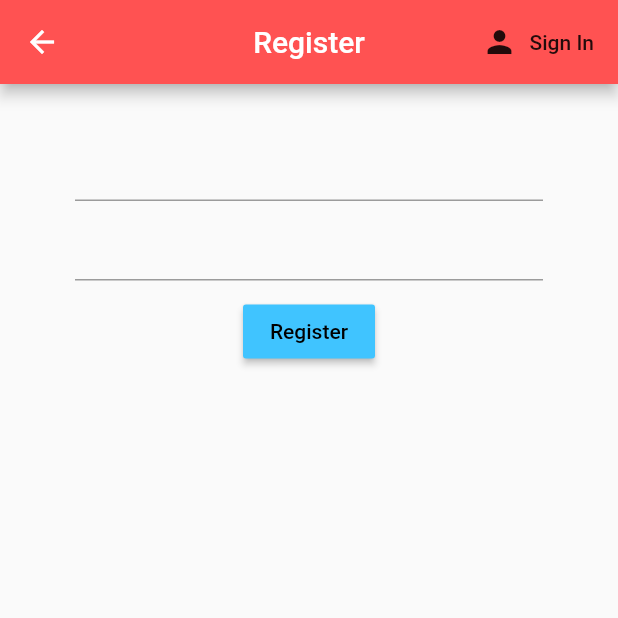
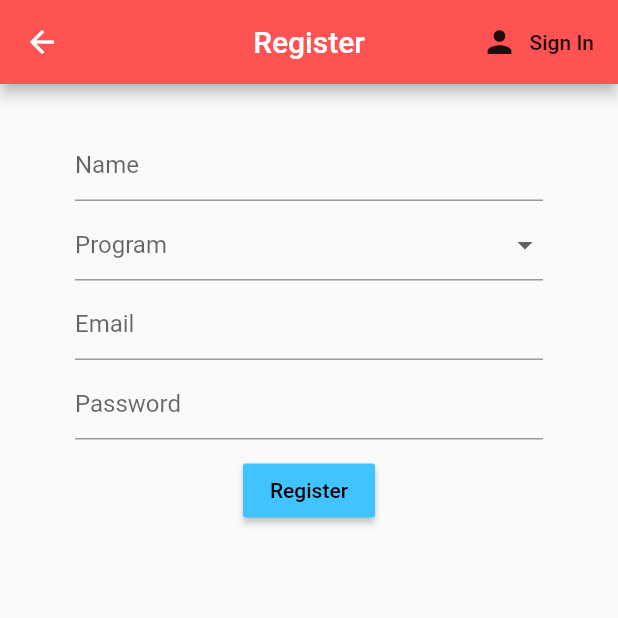
Before and after one commit to Firzan97/Simple-Attendance-using-ibeacon-flutter, a Flutter app: the Register screen opened directly, on a phone screen of 412 x 824 dp, the top half of it. Run offline on Flutter 3.47's test engine with Material 2 defaults, Android fonts, the phone set to English and light mode, and no system bars; our stand-ins replace cloud_firestore, firebase_auth, flutter_spinkit; missing offline and left inert: beacons_plugin; accounts and stored records are empty.

Commit message:
Modified Register

```diff
--- a/lib/model/user.dart
+++ b/lib/model/user.dart
@@ -1,5 +1,18 @@
+import 'package:cloud_firestore/cloud_firestore.dart';
+
 class User {
   final String uid;
+  final String name;
+  final String program;
 
-  User({this.uid});
+  User({this.uid, this.name, this.program});
 }
+
+class UserData {
+  final String uid;
+  final String name;
+  final Timestamp date;
+  final String kelas;
+
+  UserData({this.uid, this.name, this.date, this.kelas});
+}
--- a/lib/screens/authenticate/register.dart
+++ b/lib/screens/authenticate/register.dart
@@ -3,7 +3,6 @@ import 'package:flutter/cupertino.dart';
 import "package:flutter/material.dart";
 
 class Register extends StatefulWidget {
-
   final Function toggleView;
   Register({this.toggleView});
 
@@ -12,13 +11,15 @@ import "package:flutter/material.dart";
 }
 
 class _RegisterState extends State<Register> {
-
   final AuthService _auth = AuthService();
   final _formkey = GlobalKey<FormState>();
 
   String email = "";
-     String password="";
+  String name = "";
+  String password = "";
   String error = "";
+  String program = "";
+  final List<String> programs = ['CS230', 'CS251', 'CS253'];
 
   @override
   Widget build(BuildContext context) {
@@ -31,7 +32,7 @@ import "package:flutter/material.dart";
           FlatButton.icon(
             icon: Icon(Icons.person),
             label: Text("Sign In"),
-                onPressed: (){
+            onPressed: () {
               widget.toggleView();
             },
           )
@@ -50,6 +51,36 @@ import "package:flutter/material.dart";
                       height: 10.0,
                     ),
                     TextFormField(
+                      decoration: InputDecoration(
+                        hintText: "Name",
+                      ),
+                      validator: (val) => val.isEmpty ? "Enter a name" : null,
+                      onChanged: (val) {
+                        setState(() => name = val);
+                      },
+                    ),
+                    SizedBox(
+                      height: 5.0,
+                    ),
+                    DropdownButtonFormField(
+                      decoration: InputDecoration(
+                        hintText: "Program",
+                      ),
+                      items: programs.map((program) {
+                        return DropdownMenuItem(
+                          value: program,
+                          child: Text("$program"),
+                        );
+                      }).toList(),
+                      onChanged: (val) => setState(() => program = val),
+                    ),
+                    SizedBox(
+                      height: 5.0,
+                    ),
+                    TextFormField(
+                      decoration: InputDecoration(
+                        hintText: "Email",
+                      ),
                       validator: (val) => val.isEmpty ? "Enter an email" : null,
                       onChanged: (val) {
                         setState(() => email = val);
@@ -59,6 +90,9 @@ import "package:flutter/material.dart";
                       height: 5.0,
                     ),
                     TextFormField(
+                      decoration: InputDecoration(
+                        hintText: "Password",
+                      ),
                       validator: (val) => val.length < 6
                           ? "Enter a password 6+ chars long"
                           : null,
@@ -78,8 +112,9 @@ import "package:flutter/material.dart";
                       ),
                       onPressed: () async {
                         if (_formkey.currentState.validate()) {
+                          //await _auth.addAdditionalData(name, program);
                           dynamic result = await _auth
-                              .resgisterWithEmailAndPassword(email, password);
+                              .registerWithEmailAndPassword(email, password, program, name);
                           if (result == null) {
                             setState(
                                 () => error = "Please suply a valid email ");
--- a/lib/services/auth.dart
+++ b/lib/services/auth.dart
@@ -1,8 +1,8 @@
 import 'package:beaconapplication/model/user.dart';
+import 'package:beaconapplication/services/database.dart';
 import 'package:firebase_auth/firebase_auth.dart';
 
 class AuthService {
-
   final FirebaseAuth _auth = FirebaseAuth.instance;
   final User _user = User();
 
@@ -11,68 +11,65 @@ class AuthService {
   }
 
   //auth change user stream
-  Stream<User> get user{
-    return _auth.onAuthStateChanged
-    .map((_userFromFirebaseUser));
+  Stream<User> get user {
+    return _auth.onAuthStateChanged.map((_userFromFirebaseUser));
   }
+
   // sign in anon
-  Future signInAnon() async{
-    try{
+  Future signInAnon() async {
+    try {
       AuthResult result = await _auth.signInAnonymously();
       FirebaseUser user = result.user;
       return _userFromFirebaseUser(user);
-    }
-    catch(e){
-       print(e.toString());
-       return null;
-    }
-  }
-  //sign in email * password
-  Future SignInWithEmailAndPassword(String email,String password) async{
-    try{
-      AuthResult result = await _auth.signInWithEmailAndPassword(email: email, password: password);
-      FirebaseUser user = result.user;
-      this.getEmail(user.email);
-      return _userFromFirebaseUser(user);
-    }
-    catch(e){
+    } catch (e) {
       print(e.toString());
       return null;
     }
   }
 
-
-  //registr with email & password
-Future resgisterWithEmailAndPassword(String email,String password) async{
-  try{
-   AuthResult result = await _auth.createUserWithEmailAndPassword(email: email, password: password);
+  //sign in email * password
+  Future SignInWithEmailAndPassword(String email, String password) async {
+    try {
+      AuthResult result = await _auth.signInWithEmailAndPassword(
+          email: email, password: password);
       FirebaseUser user = result.user;
-
+      this.getEmail(user.email);
       return _userFromFirebaseUser(user);
-  }
-  catch(e){
+    } catch (e) {
       print(e.toString());
       return null;
     }
   }
 
+  //registr with email & password
+  Future registerWithEmailAndPassword(
+      String email, String password, String program, String name) async {
+    try {
+      AuthResult result = await _auth.createUserWithEmailAndPassword(
+          email: email, password: password);
+      FirebaseUser user = result.user;
 
+      await DatabaseService(uid: user.uid).updateUserData(name, program);
 
+      return _userFromFirebaseUser(user);
+    } catch (e) {
+      print(e.toString());
+      return null;
+    }
+  }
 
   //sign out
-Future signOut() async{
-    try{
+  Future signOut() async {
+    try {
       return await _auth.signOut();
-    }
-    catch(e)
-  {
+    } catch (e) {
       print(e.toString());
       return null;
     }
   }
 
 //get email
-  Future getEmail(String email) async{
+  Future getEmail(String email) async {
     return await email;
   }
 }
--- /dev/null
+++ b/lib/services/database.dart
@@ -0,0 +1,16 @@
+import 'package:cloud_firestore/cloud_firestore.dart';
+
+class DatabaseService {
+  final String uid;
+  DatabaseService({this.uid});
+
+  final CollectionReference studentInfo =
+      Firestore.instance.collection('students');
+
+  Future updateUserData(String name, String program) async {
+    return await studentInfo.document(uid).setData({
+      'name': name,
+      'program': program,
+    });
+  }
+}
```
Also changed, not shown: lib/screens/home/home.dart (+38 -42 lines), 2 other files. Lines whose indentation alone changed are shown as unchanged.
